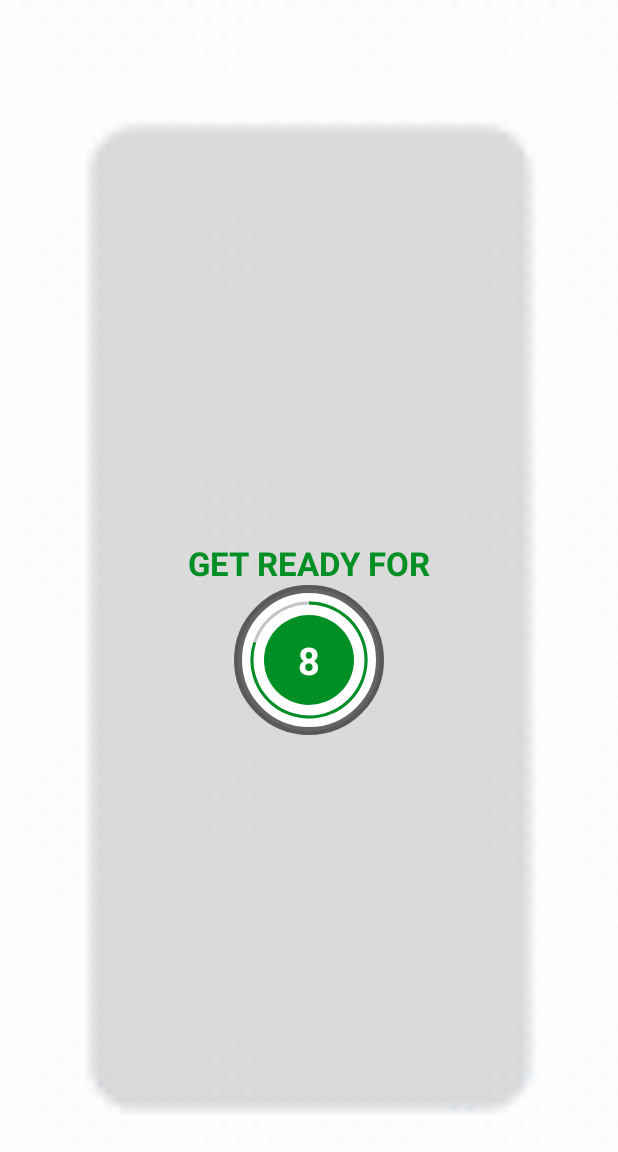
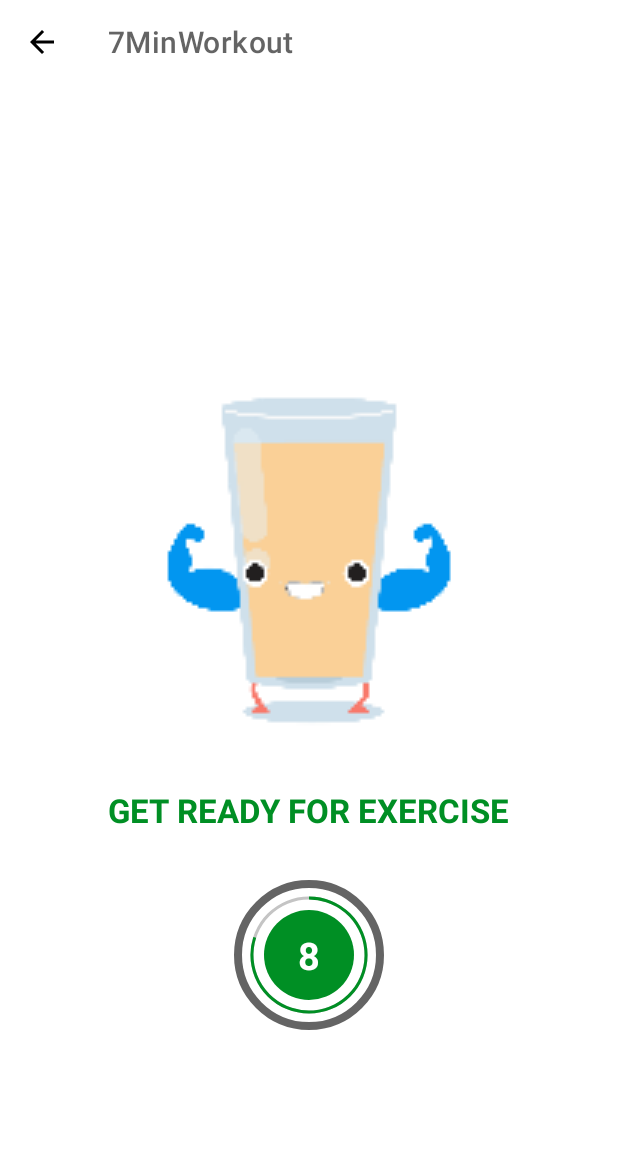
Before and after one commit to Unstopable18/Kotlin, an Android app: the ExerciseActivity screen opened directly, with no data from a screen before it, on a phone screen of 412 x 824 dp. Shown: the top 1152 px of the screen. Run offline under Robolectric (Android 15) with nearby library versions, the phone set to English and light mode, and no system bars.

Commit message:
SCREEN 2 - CODE REFACTOR

```diff
--- a/app/src/main/java/com/example/a7minworkout/Constants.kt
+++ b/app/src/main/java/com/example/a7minworkout/Constants.kt
@@ -52,74 +52,74 @@
             isSelected = false
         )
         exerciseList.add(pushUp)
-
-        val abdominalCrunch =
-            ExerciseModel(
-                4, "Abdominal Crunch", R.drawable.ic_abdominal_crunch,
-                isCompleted = false,
-                isSelected = false
-            )
-        exerciseList.add(abdominalCrunch)
-
-        val stepUpOnChair =
-            ExerciseModel(
-                5, "Step-Up onto Chair", R.drawable.ic_step_up_onto_chair,
-                isCompleted = false,
-                isSelected = false
-            )
-        exerciseList.add(stepUpOnChair)
-
-        val squat = ExerciseModel(
-            6, "Squat", R.drawable.ic_squat,
-            isCompleted = false,
-            isSelected = false
-        )
-        exerciseList.add(squat)
-
-        val tricepDipOnChair =
-            ExerciseModel(
-                7, "Tricep Dip On Chair", R.drawable.ic_triceps_dip_on_chair,
-                isCompleted = false,
-                isSelected = false
-            )
-        exerciseList.add(tricepDipOnChair)
-
-        val plank = ExerciseModel(
-            8, "Plank", R.drawable.ic_plank,
-            isCompleted = false,
-            isSelected = false
-        )
-        exerciseList.add(plank)
-
-        val highKneesRunningInPlace =
-            ExerciseModel(
-                9, "High Knees Running In Place", R.drawable.ic_high_knees_running_in_place,
-                isCompleted = false,
-                isSelected = false
-            )
-        exerciseList.add(highKneesRunningInPlace)
-
-        val lunges = ExerciseModel(
-            10, "Lunges", R.drawable.ic_lunge,
-            isCompleted = false,
-            isSelected = false
-        )
-        exerciseList.add(lunges)
-
-        val pushupAndRotation =
-            ExerciseModel(
-                11, "Push up and Rotation", R.drawable.ic_push_up_and_rotation,
-                isCompleted = false,
-                isSelected = false
-            )
-        exerciseList.add(pushupAndRotation)
-
-        val sidePlank = ExerciseModel(
-            12, "Side Plank", R.drawable.ic_side_plank,
-            isCompleted = false,
-            isSelected = false
-        )
-        exerciseList.add(sidePlank)
+//
+//        val abdominalCrunch =
+//            ExerciseModel(
+//                4, "Abdominal Crunch", R.drawable.ic_abdominal_crunch,
+//                isCompleted = false,
+//                isSelected = false
+//            )
+//        exerciseList.add(abdominalCrunch)
+//
+//        val stepUpOnChair =
+//            ExerciseModel(
+//                5, "Step-Up onto Chair", R.drawable.ic_step_up_onto_chair,
+//                isCompleted = false,
+//                isSelected = false
+//            )
+//        exerciseList.add(stepUpOnChair)
+//
+//        val squat = ExerciseModel(
+//            6, "Squat", R.drawable.ic_squat,
+//            isCompleted = false,
+//            isSelected = false
+//        )
+//        exerciseList.add(squat)
+//
+//        val tricepDipOnChair =
+//            ExerciseModel(
+//                7, "Tricep Dip On Chair", R.drawable.ic_triceps_dip_on_chair,
+//                isCompleted = false,
+//                isSelected = false
+//            )
+//        exerciseList.add(tricepDipOnChair)
+//
+//        val plank = ExerciseModel(
+//            8, "Plank", R.drawable.ic_plank,
+//            isCompleted = false,
+//            isSelected = false
+//        )
+//        exerciseList.add(plank)
+//
+//        val highKneesRunningInPlace =
+//            ExerciseModel(
+//                9, "High Knees Running In Place", R.drawable.ic_high_knees_running_in_place,
+//                isCompleted = false,
+//                isSelected = false
+//            )
+//        exerciseList.add(highKneesRunningInPlace)
+//
+//        val lunges = ExerciseModel(
+//            10, "Lunges", R.drawable.ic_lunge,
+//            isCompleted = false,
+//            isSelected = false
+//        )
+//        exerciseList.add(lunges)
+//
+//        val pushupAndRotation =
+//            ExerciseModel(
+//                11, "Push up and Rotation", R.drawable.ic_push_up_and_rotation,
+//                isCompleted = false,
+//                isSelected = false
+//            )
+//        exerciseList.add(pushupAndRotation)
+//
+//        val sidePlank = ExerciseModel(
+//            12, "Side Plank", R.drawable.ic_side_plank,
+//            isCompleted = false,
+//            isSelected = false
+//        )
+//        exerciseList.add(sidePlank)
 
         return exerciseList
     }
--- a/app/src/main/java/com/example/a7minworkout/ExerciseActivity.kt
+++ b/app/src/main/java/com/example/a7minworkout/ExerciseActivity.kt
@@ -1,6 +1,7 @@
 package com.example.a7minworkout
 
 import android.app.Activity
+import android.content.Intent
 import androidx.appcompat.app.AppCompatActivity
 import android.os.Bundle
 import android.os.CountDownTimer
@@ -30,32 +31,52 @@
         binding?.toolBarExercise?.setNavigationOnClickListener{
             onBackPressed()
         }
-//        AppInitializer.getInstance(this).initializeComponent(RiveInitializer::class.java)
-//        Rive.init(this@ExerciseActivity)
 
         setupRestView()
 
     }
     private fun setupRestView(){
+//        binding?.ll1?.visibility=View.VISIBLE
+//        binding?.ivGif?.visibility=View.VISIBLE
+//        binding?.tvTitle?.visibility=View.VISIBLE
+        binding?.tvTitle?.text="GET READY FOR EXERCISE"
+//        binding?.flProgressBar?.visibility= View.VISIBLE
+
+//        val layoutParams = binding?.tvTitle?.layoutParams as ConstraintLayout.LayoutParams
+//        layoutParams.bottomToTop = binding?.flProgressBar?.id!!
+//        binding?.tvTitle?.layoutParams=layoutParams
+//        binding?.tvTitle?.requestLayout()
+//        binding?.ll2?.visibility=View.GONE
+//        binding?.flExerciseBar?.visibility= View.GONE
+
         if(restTimer!=null){
             restTimer?.cancel()
             restProgress=0
         }
+
         setRestProgressbar()
     }
     private fun setupExerciseView(){
-//        binding?.ivGif?.visibility=View.GONE
-        binding?.flProgressBar?.visibility= View.GONE
+//        binding?.ll1?.visibility=View.GONE
+//        binding?.ivGif?.visibility=View.VISIBLE
+//        binding?.tvTitle?.visibility=View.VISIBLE
+//        binding?.flProgressBar?.visibility= View.VISIBLE
+        binding?.progressBar?.max=30
+        binding?.tvTimer?.text=30.toString()
+
+        binding?.tvUpExercise?.visibility=View.GONE
         binding?.tvTitle?.text=exerciseList!![currentExercisePos].getName()
+//        binding?.flExerciseBar?.visibility= View.VISIBLE
 
-        val layoutParams = binding?.tvTitle?.layoutParams as ConstraintLayout.LayoutParams
-        layoutParams.bottomToTop = binding?.flExerciseBar?.id!!
-        binding?.tvTitle?.layoutParams=layoutParams
-        binding?.tvTitle?.requestLayout()
+//        binding?.ll2?.visibility=View.VISIBLE
+//        binding?.ivGifExercise?.visibility=View.VISIBLE
         binding?.ivGif?.setImageResource(exerciseList!![currentExercisePos].getImage())
 
+//        val layoutParams = binding?.tvTitle?.layoutParams as ConstraintLayout.LayoutParams
+//        layoutParams.bottomToTop = binding?.flExerciseBar?.id!!
+//        binding?.tvTitle?.layoutParams=layoutParams
+//        binding?.tvTitle?.requestLayout()
 
-        binding?.flExerciseBar?.visibility= View.VISIBLE
         if(exerciseTimer!=null){
             exerciseTimer?.cancel()
             exerciseProgress=0
@@ -64,8 +85,9 @@
     }
 
     private fun setRestProgressbar(){
+
         binding?.progressBar?.progress=restProgress
-        restTimer=object:CountDownTimer(10000,1000){
+        restTimer=object:CountDownTimer(3000,1000){
             override fun onTick(p0: Long) {
                 restProgress++
                 binding?.progressBar?.progress=10-restProgress
@@ -80,18 +102,27 @@
         }.start()
     }
     private fun setExerciseProgressbar(){
-        binding?.exerciseBar?.progress=exerciseProgress
-        exerciseTimer=object:CountDownTimer(30000,1000){
+        binding?.progressBar?.progress=exerciseProgress
+        exerciseTimer=object:CountDownTimer(5000,1000){
             override fun onTick(p0: Long) {
                 exerciseProgress++
-                binding?.exerciseBar?.progress=30-exerciseProgress
-                binding?.tvExerciseTimer?.text=(30-exerciseProgress).toString()
+                binding?.progressBar?.progress=30-exerciseProgress
+                binding?.tvTimer?.text=(30-exerciseProgress).toString()
             }
 
             override fun onFinish() {
                 if(currentExercisePos < exerciseList?.size!! - 1){
+//                    binding?.ivGif?.visibility=View.VISIBLE
+                    binding?.ivGif?.setImageResource(R.drawable.animation_break)
+                    binding?.tvUpExercise?.visibility=View.VISIBLE
+                    binding?.tvUpExercise?.text=exerciseList!![currentExercisePos+1].getName()
                     setupRestView()
                 }else {
+//                    binding?.ivGif?.visibility=View.VISIBLE
+//                    binding?.ivGif?.setImageResource(R.drawable.water_fill)
+//                    setupRestView()
+                    val intent= Intent(this@ExerciseActivity,MainActivity::class.java)
+                    startActivity(intent)
                     Toast.makeText(
                         this@ExerciseActivity,
                         "30 sec Exercise completed.",
--- a/app/src/main/res/layout/activity_exercise.xml
+++ b/app/src/main/res/layout/activity_exercise.xml
@@ -4,6 +4,7 @@
     xmlns:tools="http://schemas.android.com/tools"
     android:layout_width="match_parent"
     android:layout_height="match_parent"
+    android:layout_gravity="center_horizontal"
     android:background="@color/white"
     tools:context=".ExerciseActivity">
 
@@ -15,46 +16,40 @@
         android:theme="@style/ToolBarTheme"
         app:layout_constraintTop_toTopOf="parent"
         app:titleTextColor="@color/primary"
-        tools:layout_editor_absoluteX="-218dp"
         />
-
-
+    <LinearLayout
+        android:id="@+id/ll1"
+        android:layout_margin="16dp"
+        android:layout_width="match_parent"
+        android:layout_height="wrap_content"
+        app:layout_constraintTop_toBottomOf="@id/toolBarExercise"
+        app:layout_constraintBottom_toBottomOf="parent"
+        android:orientation="vertical"
+        android:gravity="center_horizontal">
         <pl.droidsonroids.gif.GifImageView
             android:id="@+id/ivGif"
-
-        android:layout_width="1000dp"
-        android:layout_height="match_parent"
-        android:src="@drawable/water"
-        app:layout_constraintStart_toStartOf="parent"
-        app:layout_constraintEnd_toEndOf="parent"
-        app:layout_constraintTop_toBottomOf="@id/toolBarExercise"
-        app:layout_constraintBottom_toTopOf="@id/tvTitle"
-
+            android:layout_width="match_parent"
+            android:layout_height="300dp"
+            android:src="@drawable/water_fill"
+            android:layout_margin="16dp"
             />
-
         <TextView
             android:id="@+id/tvTitle"
             android:layout_width="wrap_content"
             android:layout_height="wrap_content"
             android:text="GET READY FOR"
+            android:layout_margin="16dp"
             android:textColor="@color/colorAccent"
             android:textSize="22sp"
             android:textStyle="bold"
-
-        app:layout_constraintBottom_toTopOf="@+id/flProgressBar"
-        app:layout_constraintEnd_toEndOf="parent"
-        app:layout_constraintStart_toStartOf="parent"
             />
-
         <FrameLayout
             android:id="@+id/flProgressBar"
             android:layout_width="100dp"
             android:layout_height="100dp"
+            android:layout_margin="16dp"
             android:background="@drawable/item_circular_color_accent_border"
-        app:layout_constraintBottom_toBottomOf="parent"
-        app:layout_constraintEnd_toEndOf="parent"
-        app:layout_constraintStart_toStartOf="parent"
-        app:layout_constraintTop_toBottomOf="@+id/toolBarExercise"
+
             >
             <ProgressBar
                 android:id="@+id/progressBar"
@@ -87,77 +82,18 @@
                     />
             </LinearLayout>
         </FrameLayout>
-
-    <ImageView
-        android:id="@+id/ivExercise"
-        android:layout_width="match_parent"
-        android:layout_height="0dp"
-        android:scaleType="fitXY"
-        android:visibility="invisible"
-        android:src="@drawable/ic_jumping_jacks"
-        app:layout_constraintBottom_toTopOf="@id/tvExercise"
-        app:layout_constraintTop_toBottomOf="@id/toolBarExercise"
-        android:contentDescription="Exercise Image"
-        />
-
         <TextView
-        android:id="@+id/tvExercise"
+        android:id="@+id/tvUpExercise"
         android:layout_width="wrap_content"
         android:layout_height="wrap_content"
-        android:text="Exercise Name"
+        android:text="Upcoming Exercise Name\n"
         android:textColor="@color/colorAccent"
+        android:layout_margin="16dp"
         android:textSize="22sp"
         android:textStyle="bold"
         android:visibility="gone"
-        app:layout_constraintBottom_toTopOf="@id/flExerciseBar"
-        app:layout_constraintEnd_toEndOf="parent"
-        app:layout_constraintStart_toStartOf="parent"
-        app:layout_constraintTop_toBottomOf="@id/ivExercise"
-        tools:visibility="visible" />
-
-    <FrameLayout
-        android:id="@+id/flExerciseBar"
-        android:layout_width="100dp"
-        android:layout_height="100dp"
-        android:background="@drawable/item_circular_color_accent_border"
-        android:visibility="gone"
         tools:visibility="visible"
-        app:layout_constraintBottom_toBottomOf="parent"
-        app:layout_constraintEnd_toEndOf="parent"
-        app:layout_constraintStart_toStartOf="parent"
-        app:layout_constraintTop_toBottomOf="@+id/tvExercise"
-        >
-        <ProgressBar
-            android:id="@+id/exerciseBar"
-            style="?android:progressBarStyleHorizontal"
-            android:background="@drawable/circular_progressbar_gray"
-            android:progressDrawable="@drawable/circular_progressbar"
-            android:indeterminate="false"
-            android:layout_gravity="center"
-            android:layout_width="100dp"
-            android:layout_height="100dp"
-            android:max="30"
-            android:progress="300"
-            android:rotation="-90"
-            />
-        <LinearLayout
-            android:layout_width="60dp"
-            android:layout_height="60dp"
-            android:layout_gravity="center"
-            android:background="@drawable/item_circular_color_accent_bg"
-            android:gravity="center"
-            >
-            <TextView
-                android:id="@+id/tvExerciseTimer"
-                android:layout_width="wrap_content"
-                android:layout_height="wrap_content"
-                android:textColor="@color/white"
-                android:textSize="25sp"
-                android:textStyle="bold"
-                android:text="30"
         />
     </LinearLayout>
-    </FrameLayout>
-
 
 </androidx.constraintlayout.widget.ConstraintLayout>
--- a/app/src/main/res/layout/activity_main.xml
+++ b/app/src/main/res/layout/activity_main.xml
@@ -15,7 +15,6 @@
         android:contentDescription="@string/start_image"
         android:src="@drawable/img_main_page"
         app:layout_constraintEnd_toEndOf="parent"
-
         app:layout_constraintStart_toStartOf="parent"
         app:layout_constraintTop_toTopOf="parent" />
 
```
Also changed, not shown: app/src/main/res/drawable/animation_break.gif (added), app/src/main/res/drawable/water_fill.gif (added). Lines whose indentation alone changed are shown as unchanged.
